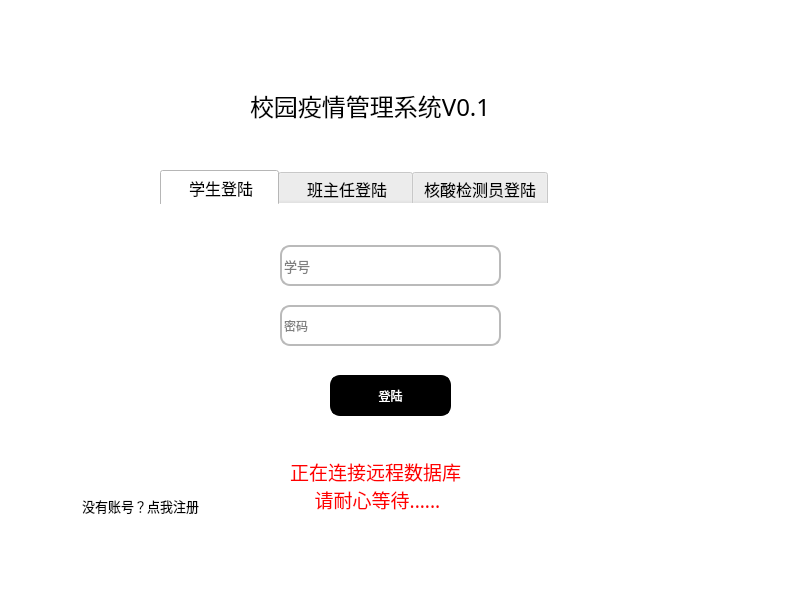
sukiiiKotori/pymysql, file untitled.ui: the form before one commit.
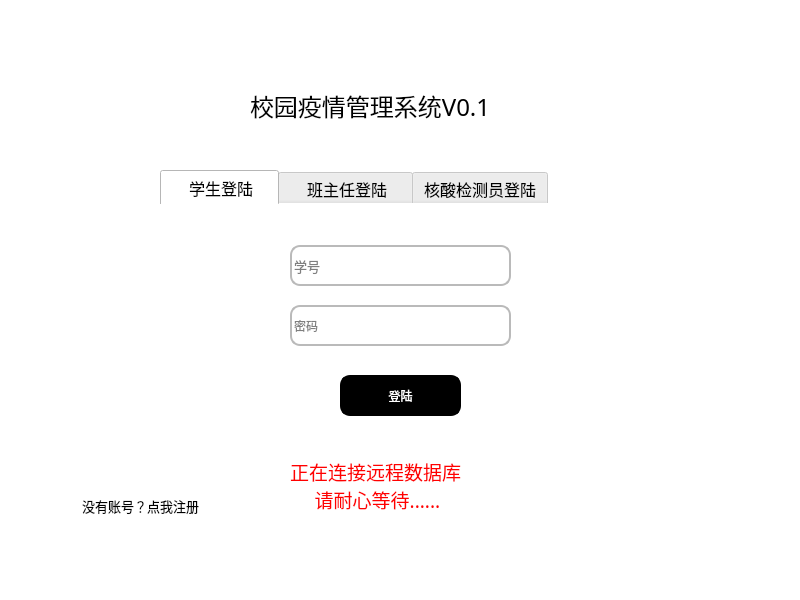
The form after the commit.

Patch:
```diff
--- a/untitled.ui
+++ b/untitled.ui
@@ -117,7 +117,7 @@
      <widget class="QLineEdit" name="username_lineEdit">
       <property name="geometry">
        <rect>
-        <x>120</x>
+        <x>130</x>
         <y>40</y>
         <width>221</width>
         <height>41</height>
@@ -149,7 +149,7 @@
      <widget class="QLineEdit" name="password_lineEdit">
       <property name="geometry">
        <rect>
-        <x>120</x>
+        <x>130</x>
         <y>100</y>
         <width>221</width>
         <height>41</height>
@@ -171,7 +171,7 @@
      <widget class="QPushButton" name="login_stu">
       <property name="geometry">
        <rect>
-        <x>170</x>
+        <x>180</x>
         <y>170</y>
         <width>121</width>
         <height>41</height>
```
Left out of the diff: 14 changed lines with no effect on the pictures.
